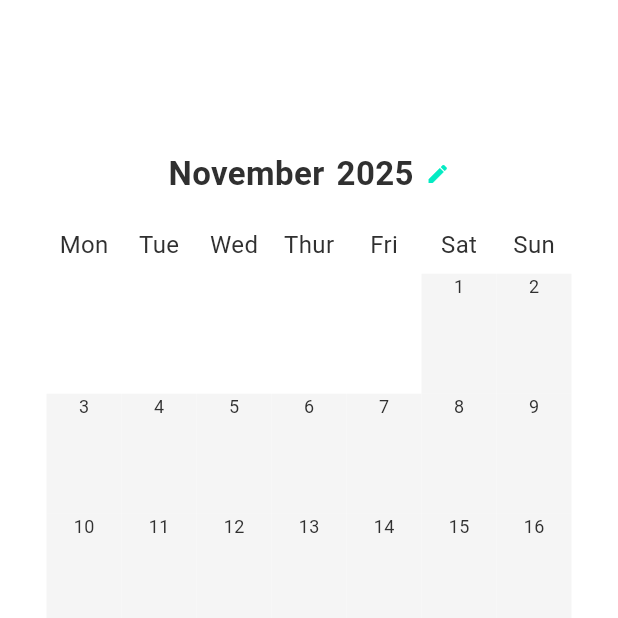
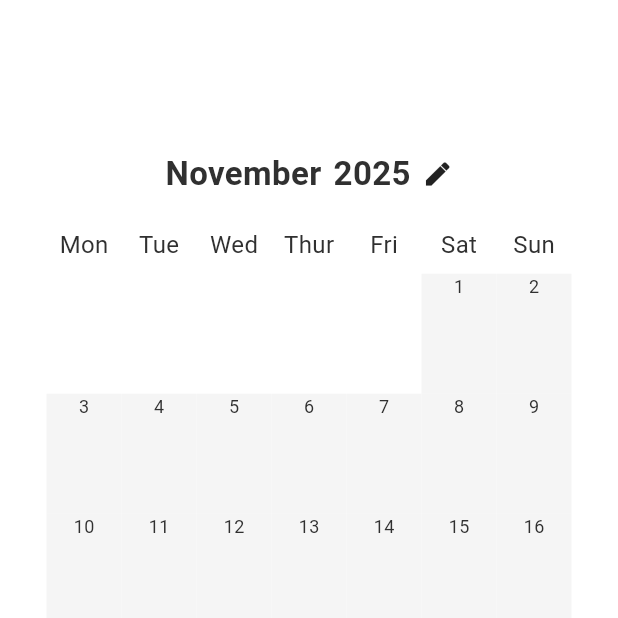
Before and after one commit to mazenhalawi/monthly, a Flutter app: the screen it shows after launch, after a tap on "Previous", after a tap on "Next", on a phone screen of 412 x 824 dp, the top half of it. Run offline on Flutter 3.47's test engine with Material 3 defaults, Android fonts, the phone set to English and light mode, and no system bars; our stand-ins replace equatable, flutter_bloc, freezed_annotation, get_it.

Commit message:
UI Adjustment

```diff
--- a/lib/features/month_calendar/pages/month_calendar_page.dart
+++ b/lib/features/month_calendar/pages/month_calendar_page.dart
@@ -228,7 +228,7 @@ extension StateWidgets on MonthCalendarPage {
             fontWeight: FontWeight.bold,
           ),
           SizedBox(width: 8),
-          Icon(Icons.edit, size: 16, color: LColors.brand),
+          Icon(Icons.edit, size: 20, fontWeight: FontWeight.bold),
         ],
       ),
     );
```
